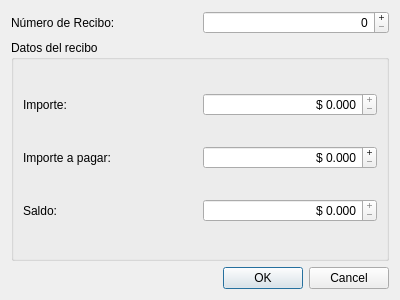
Old version of the form trunk/plugins/HiComp/DPagarReciboBase.ui in the repository chungote/gestotux.
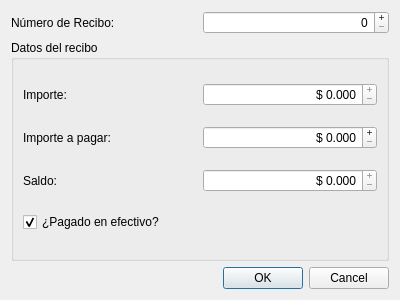
New version of the form.

Commit message: agregado sistema para generar recibos sin pagar, modificado formulario para poder utilizar esa caracteristica, mejorado sistema de ingreso de pago de recibo para que diga si fue por efectivo el pago atrasado, eliminado el boton de nota de debito y credito.

Diff of the .ui file:
```diff
--- a/trunk/plugins/HiComp/DPagarReciboBase.ui
+++ b/trunk/plugins/HiComp/DPagarReciboBase.ui
@@ -155,6 +155,16 @@
         </item>
        </layout>
       </item>
+      <item>
+       <widget class="QCheckBox" name="CkBEfectivo">
+        <property name="text">
+         <string>¿Pagado en efectivo?</string>
+        </property>
+        <property name="checked">
+         <bool>true</bool>
+        </property>
+       </widget>
+      </item>
      </layout>
     </widget>
    </item>
```
Left out of the diff: 1 changed line with no effect on the pictures. The commit also changes 16 other files.
